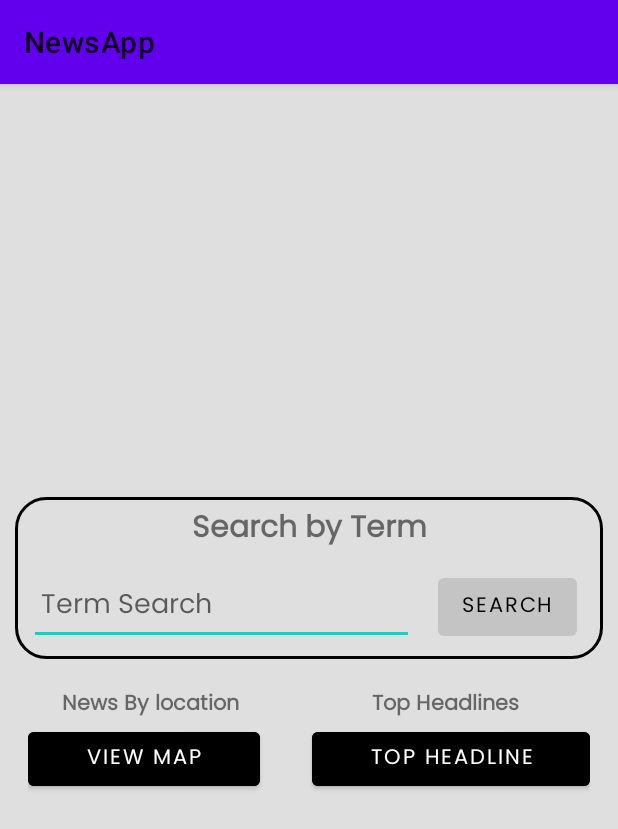
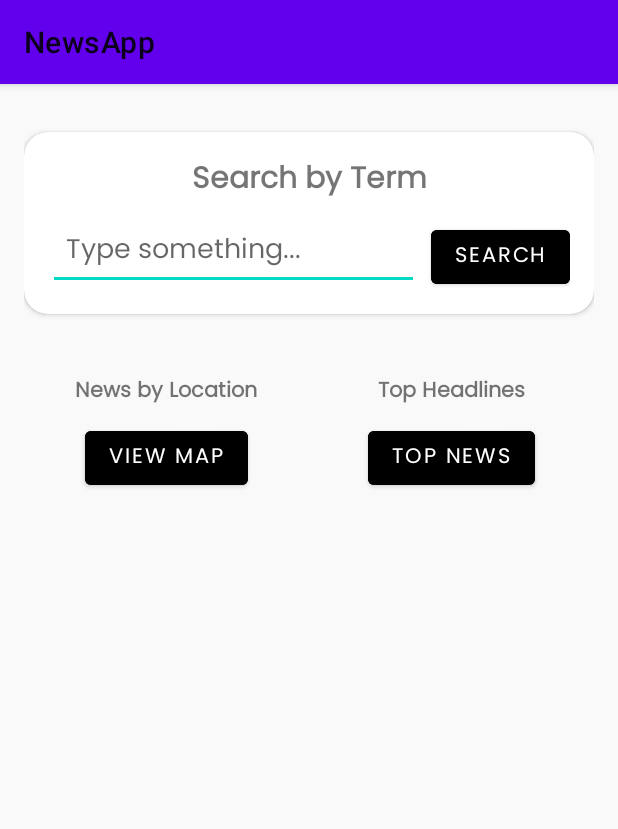
Before and after one commit to ravigavade/Location-Based-NewsApp, an Android app: the screen it shows after launch (MainActivity), on a phone screen of 412 x 824 dp. Shown: the top 829 px of the screen. Run offline under Robolectric (Android 15) with nearby library versions, the phone set to English and light mode, and no system bars.

Commit message:
ui changes

```diff
--- a/app/src/main/res/layout/activity_main.xml
+++ b/app/src/main/res/layout/activity_main.xml
@@ -1,125 +1,134 @@
-<?xml version="1.0" encoding="utf-8"?>
-<LinearLayout
-    android:orientation="vertical"
-    xmlns:android="http://schemas.android.com/apk/res/android"
-    xmlns:app="http://schemas.android.com/apk/res-auto"
+<ScrollView xmlns:android="http://schemas.android.com/apk/res/android"
     xmlns:tools="http://schemas.android.com/tools"
-    android:id="@+id/main"
-    android:background="#DFDFDF"
-    android:gravity="center"
     android:layout_width="match_parent"
     android:layout_height="match_parent"
+    xmlns:app="http://schemas.android.com/apk/res-auto"
+    android:background="#F9F9F9"
     tools:context=".MainActivity">
-
 
     <LinearLayout
         android:layout_width="match_parent"
         android:layout_height="wrap_content"
-        android:background="@drawable/border"
-        android:layout_marginHorizontal="10dp"
+        android:orientation="vertical"
+        android:padding="16dp"
+        android:gravity="center_horizontal">
 
-        android:orientation="vertical">
-
-        <TextView
-            android:paddingTop="5dp"
+        <!-- Search Card -->
+        <androidx.cardview.widget.CardView
             android:layout_width="match_parent"
             android:layout_height="wrap_content"
-            android:text="@string/search_by_term"
-            android:fontFamily="@font/poppins"
-            android:textStyle="bold"
-            android:gravity="center"
-            android:textSize="20sp"/>
+            android:layout_marginBottom="16dp"
+            android:layout_marginTop="16dp"
+            android:elevation="6dp"
+            android:backgroundTint="#FFFFFF"
+            app:cardCornerRadius="16dp"
+            >
 
             <LinearLayout
                 android:layout_width="match_parent"
                 android:layout_height="wrap_content"
-            android:layout_margin="9dp"
-            android:orientation="horizontal">
-            <EditText
-                android:id="@+id/tvNews"
-                android:layout_weight="1"
+                android:orientation="vertical"
+                android:padding="16dp">
+
+                <TextView
+                    android:layout_width="match_parent"
+                    android:layout_height="wrap_content"
+                    android:text="Search by Term"
+                    android:textSize="20sp"
+                    android:textStyle="bold"
+                    android:gravity="center"
                     android:fontFamily="@font/poppins"
-
-                android:layout_marginEnd="8dp"
-                android:paddingHorizontal="8dp"
-                android:layout_width="wrap_content"
-                android:layout_height="match_parent"
-                android:hint="@string/term_search"/>
-            <Button
-                android:id="@+id/btnSearch"
-                android:text="Search"
-                android:enabled="false"
-                android:fontFamily="@font/poppins"
-                android:textColor="@color/black"
-                android:layout_marginHorizontal="8dp"
-                android:layout_width="wrap_content"
-                android:layout_height="match_parent"/>
-        </LinearLayout>
-
-    </LinearLayout>
-
-
-
+                    android:paddingBottom="8dp"/>
 
                 <LinearLayout
                     android:layout_width="match_parent"
                     android:layout_height="wrap_content"
-        android:layout_margin="9dp"
                     android:orientation="horizontal">
 
+                    <EditText
+                        android:id="@+id/tvNews"
+                        android:layout_width="0dp"
+                        android:layout_height="48dp"
+                        android:layout_weight="1"
+                        android:paddingHorizontal="12dp"
+                        android:hint="Type something..."
+                        android:fontFamily="@font/poppins"/>
+
+                    <Button
+                        android:id="@+id/btnSearch"
+                        android:layout_width="wrap_content"
+                        android:layout_height="48dp"
+                        android:layout_marginStart="8dp"
+                        android:text="Search"
+                        android:fontFamily="@font/poppins"
+                        android:backgroundTint="@color/black"
+                        android:textColor="@android:color/white"/>
+                </LinearLayout>
+            </LinearLayout>
+        </androidx.cardview.widget.CardView>
+
+        <!-- Options -->
         <LinearLayout
+            android:layout_width="match_parent"
+            android:layout_height="wrap_content"
+            android:orientation="horizontal"
+            android:gravity="center"
+            android:weightSum="2"
+            android:layout_marginTop="16dp">
+
+            <LinearLayout
+                android:layout_width="0dp"
+                android:layout_height="wrap_content"
+                android:layout_weight="1"
+                android:orientation="vertical"
+                android:gravity="center"
+                android:padding="8dp">
+
+                <TextView
                     android:layout_width="wrap_content"
-            android:layout_height="match_parent"
-            android:layout_margin="9dp"
-            android:layout_weight="1"
-            android:orientation="vertical">
-            <TextView
-                android:layout_width="match_parent"
+                    android:layout_height="wrap_content"
+                    android:text="News by Location"
+                    android:textStyle="bold"
                     android:fontFamily="@font/poppins"
-                android:textStyle="bold"
-                android:gravity="center"
-                android:layout_height="wrap_content"
-                android:text="@string/news_by_location"/>
+                    android:gravity="center"/>
 
                 <Button
                     android:id="@+id/btnLocalNews"
-            android:text="@string/view_map"
+                    android:layout_width="wrap_content"
+                    android:layout_height="wrap_content"
+                    android:layout_marginTop="8dp"
+                    android:text="View Map"
                     android:backgroundTint="@color/black"
+                    android:textColor="@android:color/white"
+                    android:fontFamily="@font/poppins"/>
+            </LinearLayout>
+
+            <LinearLayout
+                android:layout_width="0dp"
+                android:layout_height="wrap_content"
+                android:layout_weight="1"
+                android:orientation="vertical"
+                android:gravity="center"
+                android:padding="8dp">
+
+                <TextView
+                    android:layout_width="wrap_content"
+                    android:layout_height="wrap_content"
+                    android:text="Top Headlines"
+                    android:textStyle="bold"
                     android:fontFamily="@font/poppins"
-
-            android:layout_marginRight="8dp"
-            android:layout_weight="1"
-            android:gravity="center"
-            android:layout_width="match_parent"
-            android:layout_height="match_parent"/>
-        </LinearLayout>
-        <LinearLayout
-            android:layout_width="wrap_content"
-            android:layout_height="match_parent"
-            android:layout_weight="1"
-            android:layout_margin="9dp"
-            android:orientation="vertical">
-            <TextView
-                android:layout_width="match_parent"
-                android:gravity="center"
-                android:layout_height="wrap_content"
-                android:fontFamily="@font/poppins"
-                android:textStyle="bold"
-                android:text="@string/top_headlines"/>
-
-
+                    android:gravity="center"/>
 
                 <Button
                     android:id="@+id/btnTopNews"
-                android:text="@string/top_headline"
-                android:gravity="center"
+                    android:layout_width="wrap_content"
+                    android:layout_height="wrap_content"
+                    android:layout_marginTop="8dp"
+                    android:text="Top News"
                     android:backgroundTint="@color/black"
-                android:layout_marginLeft="8dp"
-                android:fontFamily="@font/poppins"
-                android:layout_weight="1"
-                android:layout_width="match_parent"
-                android:layout_height="match_parent"/>
-        </LinearLayout>
-
+                    android:textColor="@android:color/white"
+                    android:fontFamily="@font/poppins"/>
             </LinearLayout>
         </LinearLayout>
+    </LinearLayout>
+</ScrollView>
```
Lines whose indentation alone changed are shown as unchanged.
